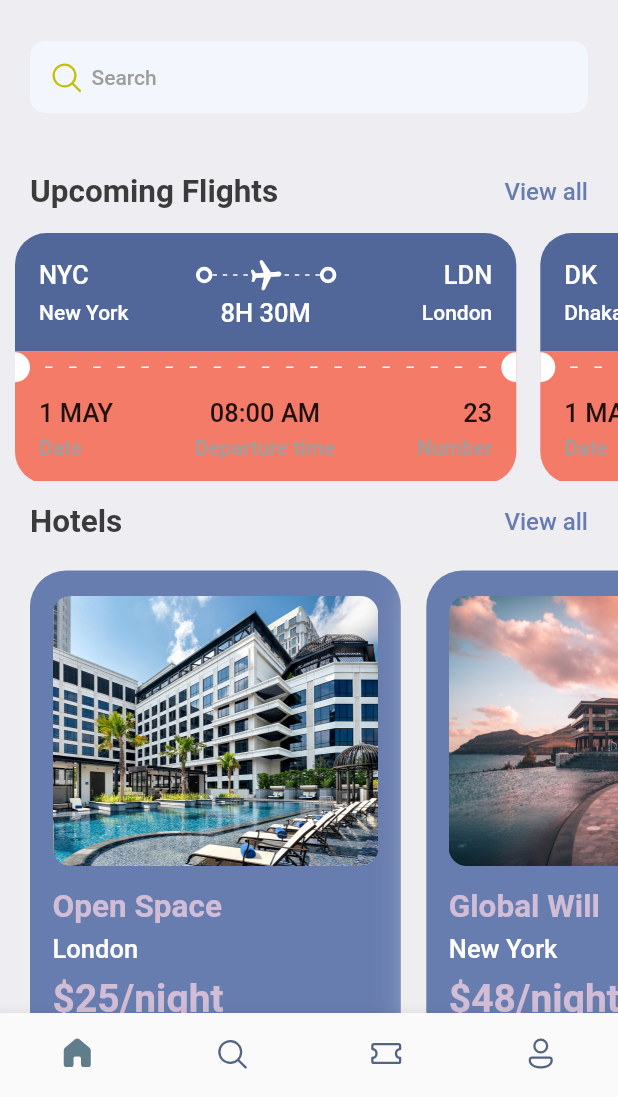
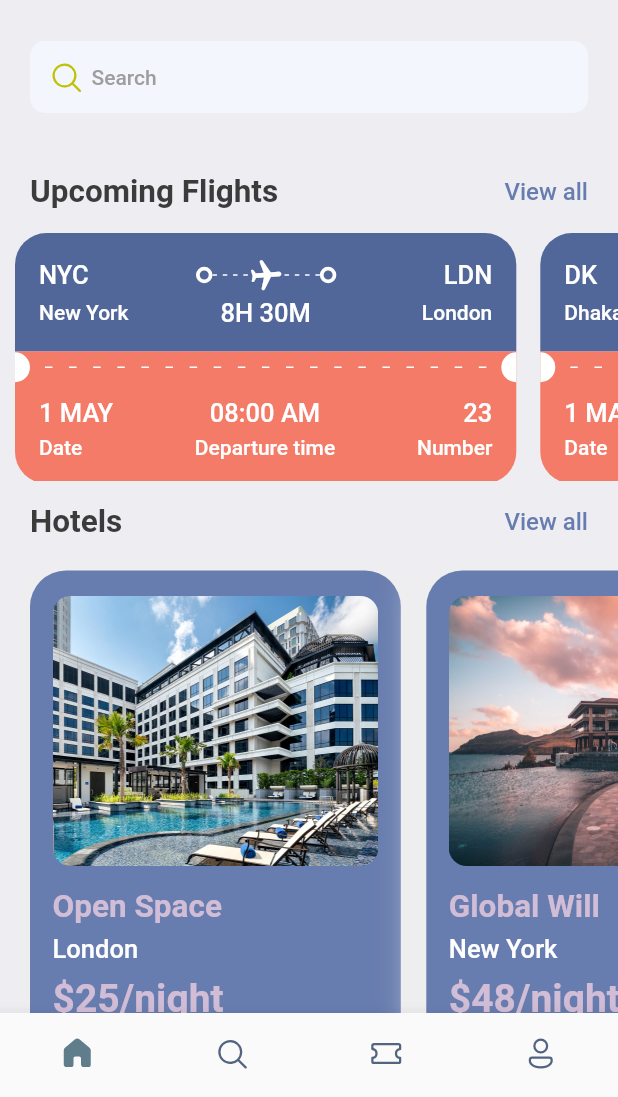
Before and after one commit to avi5079/ticket-booking-app, a Flutter app: the screen it shows after launch, on a phone screen of 412 x 824 dp, the part 139-1236 px from its top. Run offline on Flutter 3.47's test engine with Material 2 defaults, Android fonts, the phone set to English and light mode, and no system bars; our stand-ins replace barcode_widget, fluentui_icons, gap, get.

Commit message:
ticket-screen completed

```diff
--- a/lib/screens/ticket_view.dart
+++ b/lib/screens/ticket_view.dart
@@ -176,17 +176,17 @@ class TicketView extends StatelessWidget {
                               firstText: ticket['date'],
                               secondText: "Date",
                               alignment: CrossAxisAlignment.start,
-                              isColor: false),
+                              isColor: isColor),
                           AppColumnLayout(
                               firstText: ticket['departure_time'],
                               secondText: "Departure time",
                               alignment: CrossAxisAlignment.center,
-                              isColor: false),
+                              isColor: isColor),
                           AppColumnLayout(
                               firstText: "${ticket['number']}",
                               secondText: "Number",
                               alignment: CrossAxisAlignment.end,
-                              isColor: false),
+                              isColor: isColor),
                         ],
                       )
                     ],
--- a/lib/widgets/column_layout.dart
+++ b/lib/widgets/column_layout.dart
@@ -19,12 +19,12 @@ class AppColumnLayout extends StatelessWidget {
   Widget build(BuildContext context) {
     return Column(crossAxisAlignment: alignment, children: [
       Text(firstText,
-          style: isColor == true
+          style: isColor == null
               ? Styles.headLineStyle3.copyWith(color: Colors.white)
               : Styles.headLineStyle3),
       Gap(AppLayout.getHeight(5)),
       Text(secondText,
-          style: isColor == true
+          style: isColor == null
               ? Styles.headLineStyle4.copyWith(color: Colors.white)
               : Styles.headLineStyle4),
     ]);
```
Also changed, not shown: lib/screens/ticket_screen.dart (+10 -4 lines).
